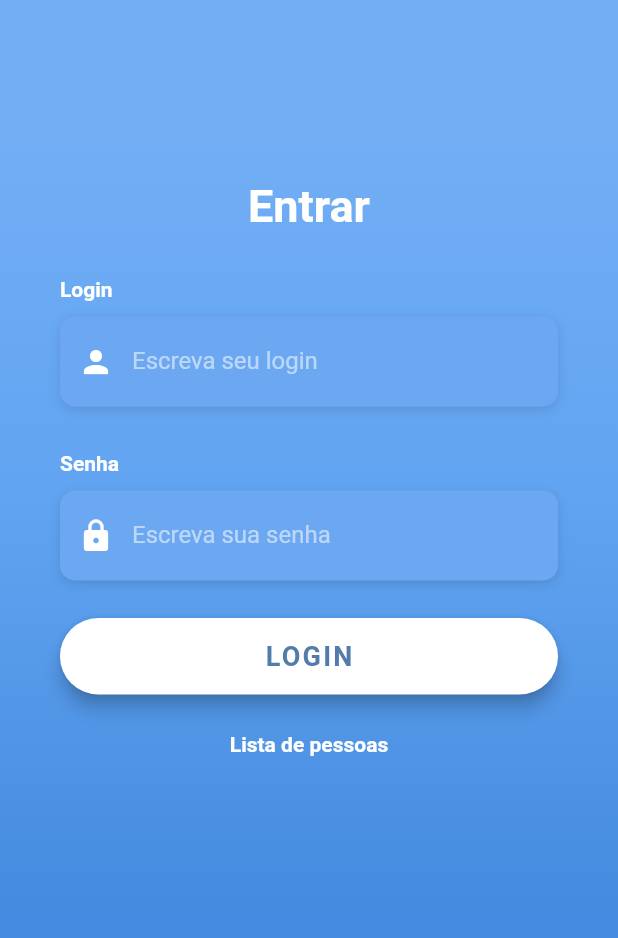
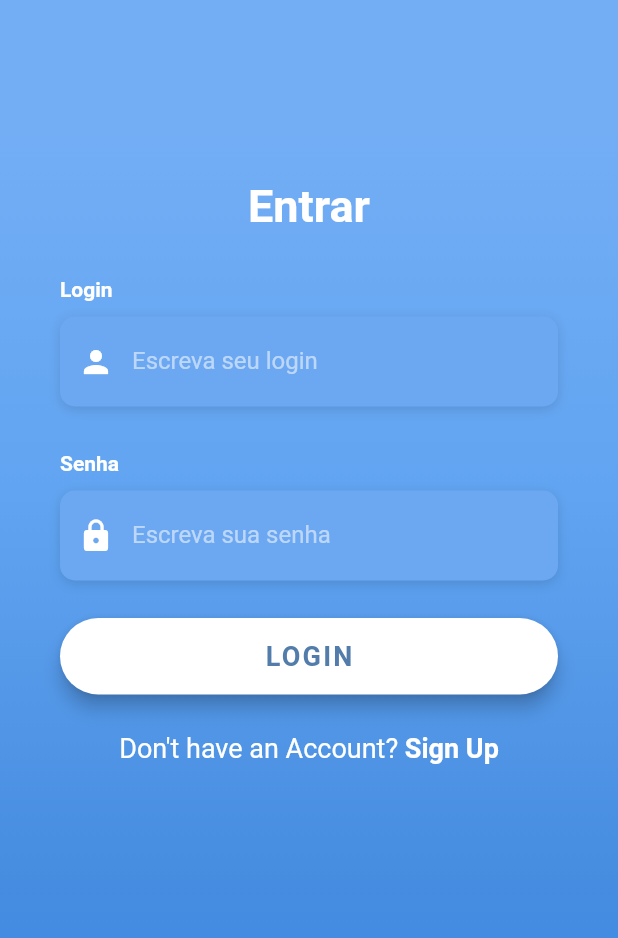
Before and after one commit to ArthurPaiva96/br.uff.ic.dm.grupoamarelo20212, a Flutter app: the screen it shows after launch, on a phone screen of 412 x 824 dp. Shown: the top 938 px of the screen. Run offline on Flutter 3.47's test engine with Material 2 defaults, Android fonts, the phone set to English and light mode, and no system bars; our stand-ins replace cloud_firestore, firebase_core, flutter_spinkit; accounts and stored records are empty; Roboto replaces fonts that are missing (OpenSans).

```diff
--- a/lib/pages/loginScreen.dart
+++ b/lib/pages/loginScreen.dart
@@ -2,8 +2,8 @@ import 'package:flutter/material.dart';
 import 'package:flutter/services.dart';
 import 'package:cloud_firestore/cloud_firestore.dart';
 import 'package:grupoamarelo20212/models/person.dart';
-import 'package:grupoamarelo20212/pages/persons.dart';
 import 'package:flutter_spinkit/flutter_spinkit.dart';
+import 'package:grupoamarelo20212/pages/register_page.dart';
 
 final kHintTextStyle = TextStyle(
   color: Colors.white54,
@@ -254,46 +254,51 @@ class _LoginScreenState extends State<LoginScreen> {
   //   );
   // }
 
-  // Widget _buildSignupBtn() {
+  Widget _buildSignupBtn() {
+    return GestureDetector(
+      onTap: () => {
+        Navigator.pushReplacement(
+          context,
+          MaterialPageRoute(builder: (context) => const RegisterPage())
+        )
+      },
+      child: RichText(
+        text: const TextSpan(
+          children: [
+            TextSpan(
+              text: 'Don\'t have an Account? ',
+              style: TextStyle(
+                color: Colors.white,
+                fontSize: 18.0,
+                fontWeight: FontWeight.w400,
+              ),
+            ),
+            TextSpan(
+              text: 'Sign Up',
+              style: TextStyle(
+                color: Colors.white,
+                fontSize: 18.0,
+                fontWeight: FontWeight.bold,
+              ),
+            ),
+          ],
+        ),
+      ),
+    );
+  }
+
+  // Widget _getPersons() {
   //   return GestureDetector(
-  //     onTap: () => print('Sign Up Button Pressed'),
-  //     child: RichText(
-  //       text: TextSpan(
-  //         children: [
-  //           TextSpan(
-  //             text: 'Don\'t have an Account? ',
-  //             style: TextStyle(
-  //               color: Colors.white,
-  //               fontSize: 18.0,
-  //               fontWeight: FontWeight.w400,
-  //             ),
-  //           ),
-  //           TextSpan(
-  //             text: 'Sign Up',
-  //             style: TextStyle(
-  //               color: Colors.white,
-  //               fontSize: 18.0,
-  //               fontWeight: FontWeight.bold,
-  //             ),
-  //           ),
-  //         ],
-  //       ),
-  //     ),
+  //     onTap: () {
+  //       Navigator.push(
+  //         context,
+  //         MaterialPageRoute(builder: (context) => const PersonInformation()),
+  //       );
+  //     },
+  //     child: const Text('Lista de pessoas',
+  //         style: TextStyle(color: Colors.white, fontWeight: FontWeight.bold)),
   //   );
   // }
-
-  Widget _getPersons() {
-    return GestureDetector(
-      onTap: () {
-        Navigator.push(
-          context,
-          MaterialPageRoute(builder: (context) => const PersonInformation()),
-        );
-      },
-      child: const Text('Lista de pessoas',
-          style: TextStyle(color: Colors.white, fontWeight: FontWeight.bold)),
-    );
-  }
 
   Widget _fetchingUser() {
     if (this.loading)
@@ -360,8 +365,7 @@ class _LoginScreenState extends State<LoginScreen> {
                       _buildLoginBtn(),
                       //_buildSignInWithText(),
                       //_buildSocialBtnRow(),
-                      //_buildSignupBtn(),
-                      _getPersons(),
+                      _buildSignupBtn(),
                       _fetchingUser()
                     ],
                   ),
```
Also changed, not shown: lib/pages/register_page.dart (added, +200 -0 lines), 1 other file.
